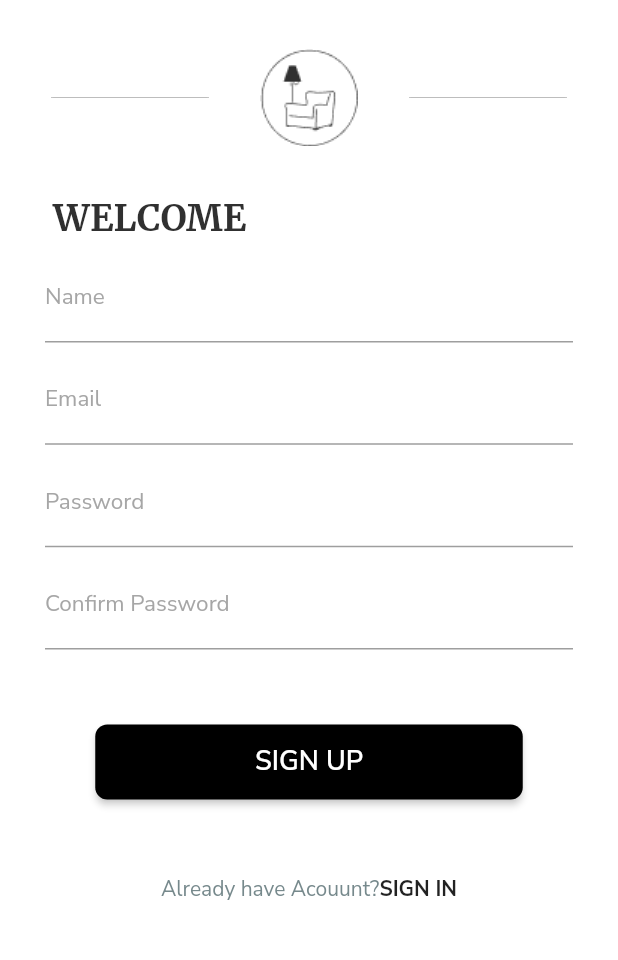
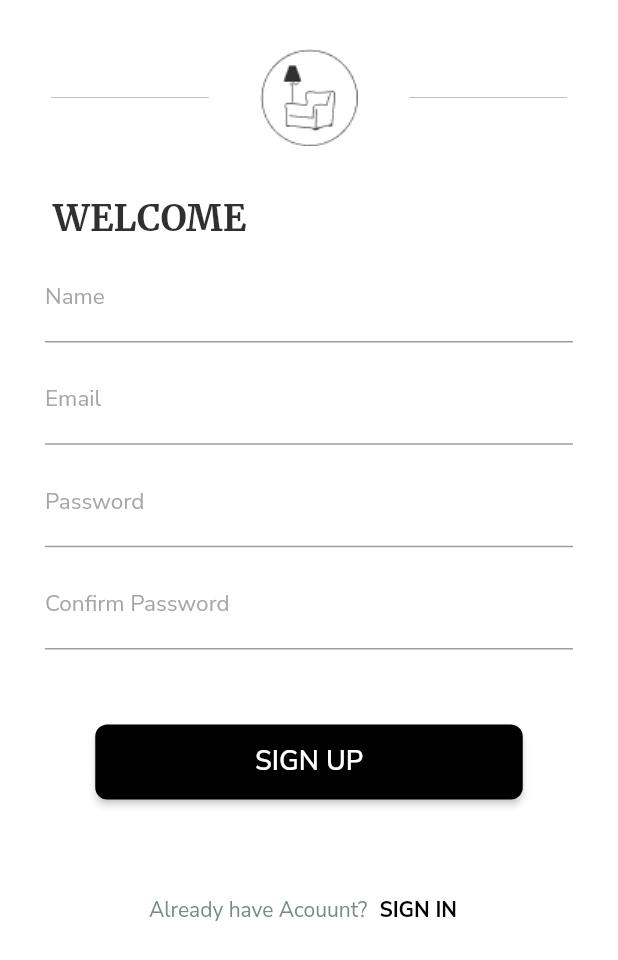
Before and after one commit to imene124/Flutter-App, a Flutter app: the form screen opened directly, on a phone screen of 412 x 824 dp. Shown: the top 960 px of the screen. Run offline on Flutter 3.47's test engine with Material 2 defaults, Android fonts, the phone set to English and light mode, and no system bars; our stand-ins replace google_fonts.

Commit message:
Communication between other screens and screen 4

```diff
--- a/lib/colors.dart
+++ b/lib/colors.dart
@@ -12,3 +12,4 @@ const h = Color.fromRGBO(144, 144, 144, 0.8);
 const L = Color.fromRGBO(138, 149, 158, 0.2);
 const M = Color.fromRGBO(48, 48, 48, 1);
 const N = Color.fromRGBO(84, 107, 111, 0.8);
+const w = Color.fromRGBO(128, 128, 128, 1);
--- a/lib/thirdpage.dart
+++ b/lib/thirdpage.dart
@@ -153,16 +153,20 @@ class _formState extends State<form> {
                                 fontSize: 14,
                                 color: N,
                               )),
-                        Text(
-                          'SIGN IN',
+                          Align(
+                              child: TextButton(
+                            onPressed: () {
+                              Navigator.pop(context);
+                            },
+                            child: Text('SIGN IN',
                                 style: GoogleFonts.nunitoSans(
                                   fontWeight: FontWeight.bold,
                                   fontStyle: FontStyle.normal,
                                   fontSize: 14,
-                          ),
-                        ),
-                      ],
-                    ),
+                                  color: Colors.black,
+                                )),
+                          ))
+                        ]),
                   ),
                 ],
               )
```
Also changed, not shown: lib/Secondpage.dart (+12 -2 lines), lib/menupage.dart (added, +48 -0 lines), 4 other files. Lines whose indentation alone changed are shown as unchanged.
